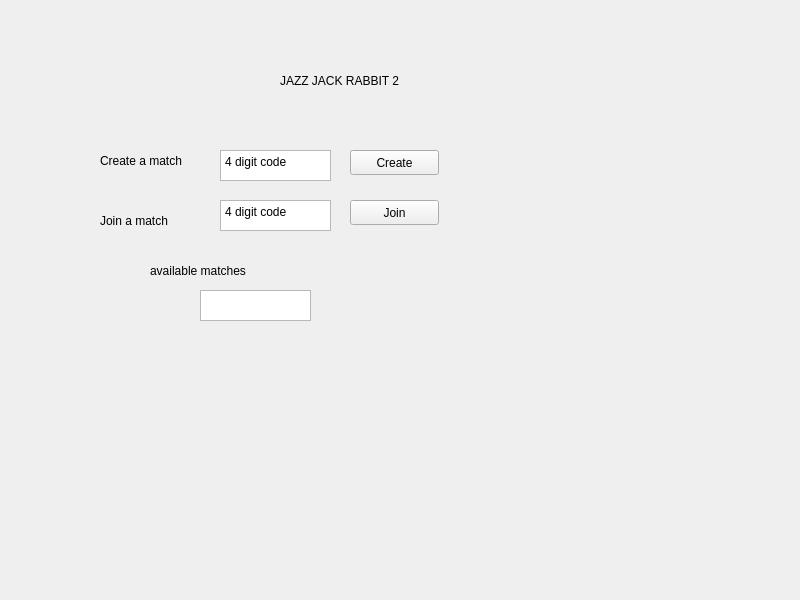
Taller-de-Programacion-1-1C2024-GRUPO1/TP-Jazz-Jackrabbit-2, file client_src/QT/client_lobby.ui: the form before one commit.
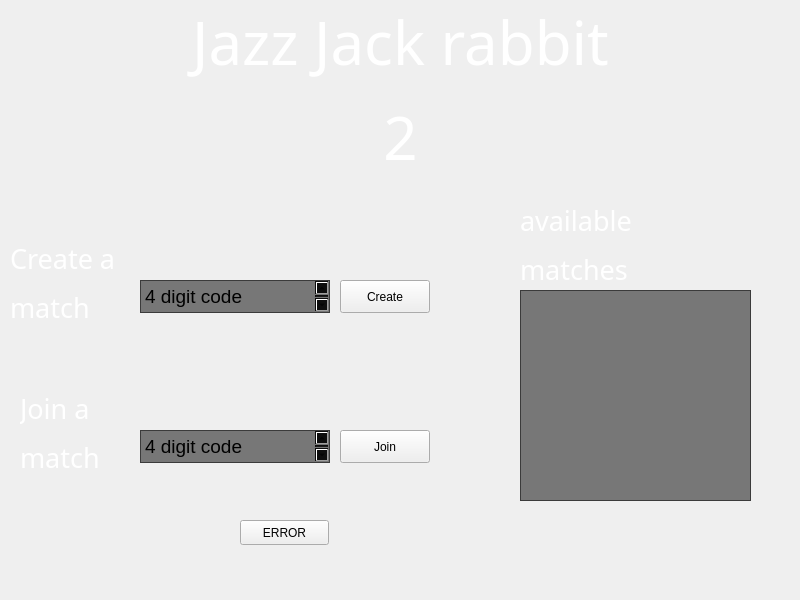
The form after the commit. Icons and pictures are not drawn.

Commit message: Feat: - Added resources.qrc file to manage the resources of the QT client - Added the resources.qrc file to the CMakeLists.txt file - Fondo y fuentes funcionando en QT

Patch:
```diff
--- a/client_src/QT/client_lobby.ui
+++ b/client_src/QT/client_lobby.ui
@@ -13,55 +13,49 @@
   <property name="windowTitle">
    <string>ClientLobby</string>
   </property>
+  <property name="styleSheet">
+   <string notr="true"/>
+  </property>
   <widget class="QWidget" name="centralwidget">
-   <widget class="QLabel" name="Title">
-    <property name="geometry">
-     <rect>
-      <x>280</x>
-      <y>70</y>
-      <width>171</width>
-      <height>21</height>
-     </rect>
-    </property>
-    <property name="text">
-     <string>JAZZ JACK RABBIT 2</string>
-    </property>
-   </widget>
-   <widget class="QLabel" name="labelCreateMatch">
-    <property name="geometry">
-     <rect>
-      <x>100</x>
-      <y>140</y>
-      <width>121</width>
-      <height>41</height>
-     </rect>
-    </property>
-    <property name="text">
-     <string>Create a match</string>
-    </property>
-   </widget>
    <widget class="QLabel" name="labelCreateMatch_2">
     <property name="geometry">
      <rect>
-      <x>100</x>
-      <y>200</y>
-      <width>121</width>
-      <height>41</height>
+      <x>20</x>
+      <y>390</y>
+      <width>331</width>
+      <height>81</height>
      </rect>
     </property>
+    <property name="font">
+     <font>
+      <family>04b</family>
+      <pointsize>20</pointsize>
+     </font>
+    </property>
+    <property name="styleSheet">
+     <string notr="true">font-family: 04b;</string>
+    </property>
     <property name="text">
-     <string>Join a match</string>
+     <string>&lt;html&gt;&lt;head/&gt;&lt;body&gt;&lt;p&gt;&lt;span style=&quot; color:#ffffff;&quot;&gt;Join a &lt;/span&gt;&lt;/p&gt;&lt;p&gt;&lt;span style=&quot; color:#ffffff;&quot;&gt;match&lt;/span&gt;&lt;/p&gt;&lt;/body&gt;&lt;/html&gt;</string>
     </property>
    </widget>
    <widget class="QPlainTextEdit" name="txtCreateMatchCode">
     <property name="geometry">
      <rect>
-      <x>220</x>
-      <y>150</y>
-      <width>111</width>
-      <height>31</height>
+      <x>140</x>
+      <y>280</y>
+      <width>190</width>
+      <height>33</height>
      </rect>
     </property>
+    <property name="font">
+     <font>
+      <pointsize>14</pointsize>
+     </font>
+    </property>
+    <property name="styleSheet">
+     <string notr="true">background-color: rgba(0, 0, 0, 128)</string>
+    </property>
     <property name="plainText">
      <string>4 digit code</string>
     </property>
@@ -69,12 +63,20 @@
    <widget class="QPlainTextEdit" name="txtJoinMatchCode">
     <property name="geometry">
      <rect>
-      <x>220</x>
-      <y>200</y>
-      <width>111</width>
-      <height>31</height>
+      <x>140</x>
+      <y>430</y>
+      <width>190</width>
+      <height>33</height>
      </rect>
     </property>
+    <property name="font">
+     <font>
+      <pointsize>14</pointsize>
+     </font>
+    </property>
+    <property name="styleSheet">
+     <string notr="true">background-color: rgba(0, 0, 0, 128)</string>
+    </property>
     <property name="plainText">
      <string>4 digit code</string>
     </property>
@@ -82,12 +84,15 @@
    <widget class="QPushButton" name="btnCreate">
     <property name="geometry">
      <rect>
-      <x>350</x>
-      <y>150</y>
-      <width>89</width>
-      <height>25</height>
+      <x>340</x>
+      <y>280</y>
+      <width>90</width>
+      <height>33</height>
      </rect>
     </property>
+    <property name="styleSheet">
+     <string notr="true"/>
+    </property>
     <property name="text">
      <string>Create</string>
     </property>
@@ -95,10 +100,10 @@
    <widget class="QPushButton" name="btnJoin">
     <property name="geometry">
      <rect>
-      <x>350</x>
-      <y>200</y>
-      <width>89</width>
-      <height>25</height>
+      <x>340</x>
+      <y>430</y>
+      <width>90</width>
+      <height>33</height>
      </rect>
     </property>
     <property name="text">
@@ -108,25 +113,42 @@
    <widget class="QLabel" name="Title_2">
     <property name="geometry">
      <rect>
-      <x>150</x>
-      <y>260</y>
-      <width>171</width>
-      <height>21</height>
+      <x>520</x>
+      <y>200</y>
+      <width>231</width>
+      <height>91</height>
      </rect>
     </property>
+    <property name="font">
+     <font>
+      <family>04b</family>
+      <pointsize>20</pointsize>
+     </font>
+    </property>
+    <property name="styleSheet">
+     <string notr="true">font-family: 04b;</string>
+    </property>
     <property name="text">
-     <string>available matches</string>
+     <string>&lt;html&gt;&lt;head/&gt;&lt;body&gt;&lt;p&gt;&lt;span style=&quot; color:#ffffff;&quot;&gt;available&lt;/span&gt;&lt;/p&gt;&lt;p&gt;&lt;span style=&quot; color:#ffffff;&quot;&gt;matches&lt;/span&gt;&lt;/p&gt;&lt;/body&gt;&lt;/html&gt;</string>
     </property>
    </widget>
    <widget class="QPlainTextEdit" name="txtAvailableMatches">
     <property name="geometry">
      <rect>
-      <x>200</x>
+      <x>520</x>
       <y>290</y>
-      <width>111</width>
-      <height>31</height>
+      <width>231</width>
+      <height>211</height>
      </rect>
     </property>
+    <property name="font">
+     <font>
+      <pointsize>14</pointsize>
+     </font>
+    </property>
+    <property name="styleSheet">
+     <string notr="true">background-color: rgba(0, 0, 0, 128)</string>
+    </property>
     <property name="plainText">
      <string/>
     </property>
@@ -134,6 +156,90 @@
      <bool>false</bool>
     </property>
    </widget>
+   <widget class="QLabel" name="labelGameTitle">
+    <property name="geometry">
+     <rect>
+      <x>0</x>
+      <y>0</y>
+      <width>801</width>
+      <height>161</height>
+     </rect>
+    </property>
+    <property name="font">
+     <font>
+      <family>04b</family>
+      <pointsize>45</pointsize>
+     </font>
+    </property>
+    <property name="styleSheet">
+     <string notr="true">font-family: 04b;</string>
+    </property>
+    <property name="text">
+     <string>&lt;html&gt;&lt;head/&gt;&lt;body&gt;&lt;p align=&quot;center&quot;&gt;&lt;span style=&quot; color:#ffffff;&quot;&gt;Jazz Jack rabbit&lt;/span&gt;&lt;/p&gt;&lt;p align=&quot;center&quot;&gt;&lt;span style=&quot; color:#ffffff;&quot;&gt;2&lt;/span&gt;&lt;/p&gt;&lt;/body&gt;&lt;/html&gt;</string>
+    </property>
+   </widget>
+   <widget class="QPushButton" name="btnError">
+    <property name="geometry">
+     <rect>
+      <x>240</x>
+      <y>520</y>
+      <width>89</width>
+      <height>25</height>
+     </rect>
+    </property>
+    <property name="text">
+     <string>ERROR</string>
+    </property>
+   </widget>
+   <widget class="QLabel" name="labelBackGround">
+    <property name="geometry">
+     <rect>
+      <x>0</x>
+      <y>0</y>
+      <width>800</width>
+      <height>600</height>
+     </rect>
+    </property>
+    <property name="styleSheet">
+     <string notr="true">background-image: url(:/backgrounds/lobby.png)</string>
+    </property>
+    <property name="text">
+     <string/>
+    </property>
+   </widget>
+   <widget class="QLabel" name="labelCreateMatch_3">
+    <property name="geometry">
+     <rect>
+      <x>10</x>
+      <y>240</y>
+      <width>331</width>
+      <height>81</height>
+     </rect>
+    </property>
+    <property name="font">
+     <font>
+      <family>04b</family>
+      <pointsize>20</pointsize>
+     </font>
+    </property>
+    <property name="styleSheet">
+     <string notr="true">font-family: 04b;</string>
+    </property>
+    <property name="text">
+     <string>&lt;html&gt;&lt;head/&gt;&lt;body&gt;&lt;p&gt;&lt;span style=&quot; color:#ffffff;&quot;&gt;Create a &lt;/span&gt;&lt;/p&gt;&lt;p&gt;&lt;span style=&quot; color:#ffffff;&quot;&gt;match&lt;/span&gt;&lt;/p&gt;&lt;/body&gt;&lt;/html&gt;</string>
+    </property>
+   </widget>
+   <zorder>labelBackGround</zorder>
+   <zorder>labelGameTitle</zorder>
+   <zorder>labelCreateMatch_3</zorder>
+   <zorder>labelCreateMatch_2</zorder>
+   <zorder>txtCreateMatchCode</zorder>
+   <zorder>txtJoinMatchCode</zorder>
+   <zorder>btnCreate</zorder>
+   <zorder>btnJoin</zorder>
+   <zorder>available_matches</zorder>
+   <zorder>txtAvailableMatches</zorder>
+   <zorder>btnError</zorder>
   </widget>
  </widget>
  <resources/>
```
Left out of the diff: 2 changed lines with no effect on the pictures. The commit also changes 5 other files.
